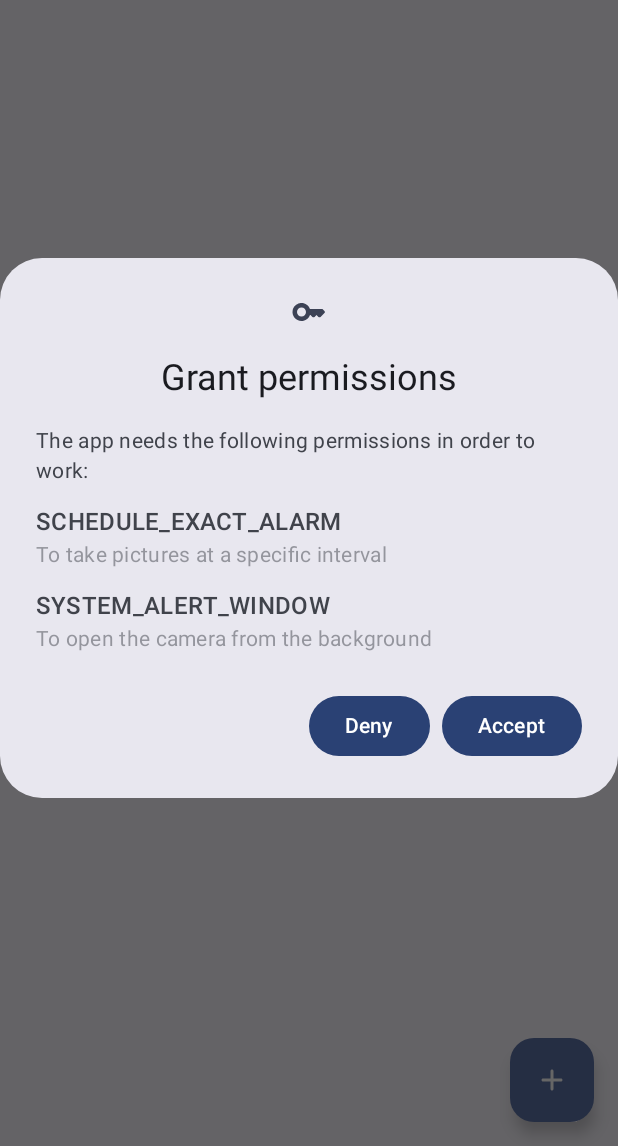
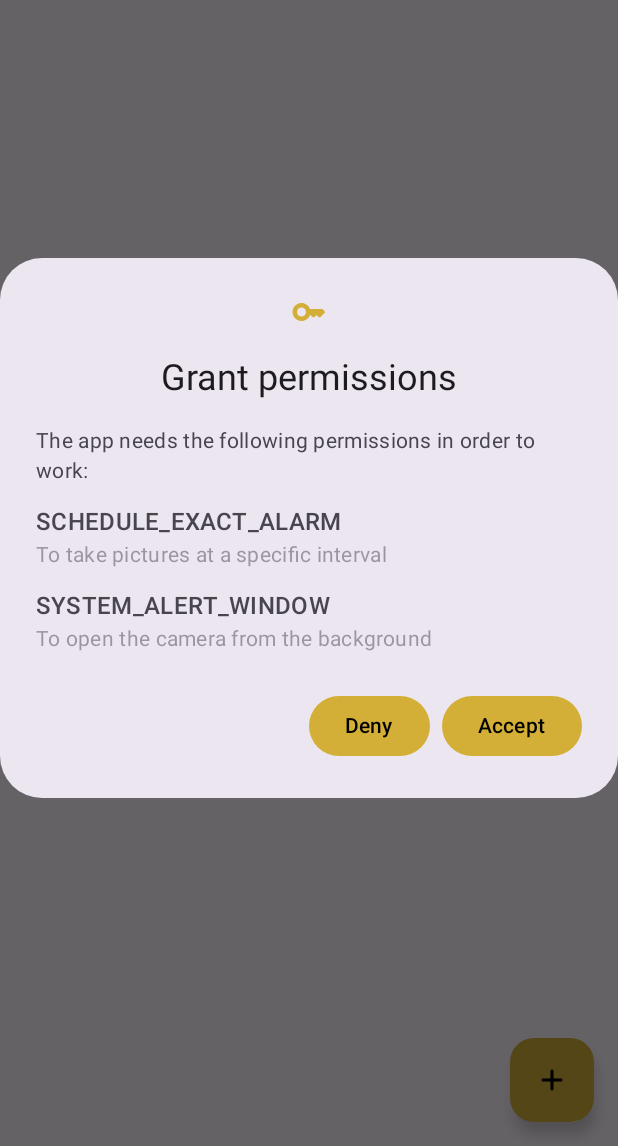
Before and after one commit to nhcodes/Timelapsed, an Android app built with Jetpack Compose: the screen it shows after launch (MainActivity), on a phone screen of 412 x 824 dp, the part 90-1236 px from its top. Run offline under Robolectric (Android 15) with nearby library versions, the phone set to English and light mode, and no system bars; our stand-ins replace accompanist; pictures from the network do not load.

Commit message:
improved theme colors and disabled dynamic colored theme

```diff
--- a/app/src/main/java/codes/nh/timelapsed/MainUi.kt
+++ b/app/src/main/java/codes/nh/timelapsed/MainUi.kt
@@ -1,22 +1,28 @@
 package codes.nh.timelapsed
 
+import androidx.compose.foundation.background
 import androidx.compose.foundation.layout.Box
 import androidx.compose.foundation.layout.Column
+import androidx.compose.foundation.layout.ColumnScope
 import androidx.compose.foundation.layout.fillMaxSize
 import androidx.compose.foundation.layout.fillMaxWidth
 import androidx.compose.foundation.layout.padding
 import androidx.compose.material3.ExperimentalMaterial3Api
 import androidx.compose.material3.FloatingActionButton
 import androidx.compose.material3.Icon
+import androidx.compose.material3.LocalContentColor
 import androidx.compose.material3.MaterialTheme
 import androidx.compose.material3.ModalBottomSheet
 import androidx.compose.material3.Surface
 import androidx.compose.material3.Text
+import androidx.compose.material3.contentColorFor
 import androidx.compose.runtime.Composable
+import androidx.compose.runtime.CompositionLocalProvider
 import androidx.compose.runtime.LaunchedEffect
 import androidx.compose.runtime.rememberCoroutineScope
 import androidx.compose.ui.Alignment
 import androidx.compose.ui.Modifier
+import androidx.compose.ui.graphics.Color
 import androidx.compose.ui.res.painterResource
 import androidx.compose.ui.res.stringResource
 import androidx.compose.ui.text.style.TextAlign
@@ -44,10 +50,10 @@ import codes.nh.timelapsed.timelapse.TimelapseViewModel
 import codes.nh.timelapsed.utils.log
 import kotlinx.coroutines.launch
 
+
 @Composable
 fun Main(timelapseViewModel: TimelapseViewModel = viewModel()) {
-    Surface {
-        Column(modifier = Modifier.fillMaxSize()) {
+    Background(modifier = Modifier.fillMaxSize()) {
 
         val coroutineScope = rememberCoroutineScope()
         val screenState = rememberScreenState()
@@ -128,7 +134,6 @@ fun Main(timelapseViewModel: TimelapseViewModel = viewModel()) {
 
         }
 
-        }
     }
 }
 
@@ -263,3 +268,19 @@ private fun BottomSheetScreens(
         }
     }
 }
+
+@Composable
+fun Background(
+    modifier: Modifier = Modifier,
+    color: Color = MaterialTheme.colorScheme.background,
+    content: @Composable ColumnScope.() -> Unit
+) {
+    CompositionLocalProvider(
+        LocalContentColor provides contentColorFor(color),
+    ) {
+        Column(
+            modifier = modifier.background(color),
+            content = content
+        )
+    }
+}
--- a/app/src/main/java/codes/nh/timelapsed/theme/MainTheme.kt
+++ b/app/src/main/java/codes/nh/timelapsed/theme/MainTheme.kt
@@ -11,6 +11,7 @@ import androidx.compose.material3.lightColorScheme
 import androidx.compose.material3.surfaceColorAtElevation
 import androidx.compose.runtime.Composable
 import androidx.compose.runtime.LaunchedEffect
+import androidx.compose.ui.graphics.Color
 import androidx.compose.ui.platform.LocalContext
 import androidx.compose.ui.unit.dp
 import com.google.accompanist.systemuicontroller.rememberSystemUiController
@@ -21,12 +22,73 @@ https://google.github.io/accompanist/systemuicontroller/
 
 //color
 
+val primaryColor = Color(0xFFD4AF37)
+val onPrimaryColor = Color(0xFF000000)
+val missingColor = Color(0xFFFF0000)
+val highlightColor = Color(0xFF00FF00)
+
 private val darkColorScheme = darkColorScheme(
-
+    primary = primaryColor,
+    onPrimary = onPrimaryColor,
+    primaryContainer = primaryColor,
+    onPrimaryContainer = onPrimaryColor,
+    inversePrimary = missingColor,
+    secondary = primaryColor,
+    onSecondary = onPrimaryColor,
+    secondaryContainer = primaryColor,
+    onSecondaryContainer = onPrimaryColor,
+    tertiary = primaryColor,
+    onTertiary = onPrimaryColor,
+    tertiaryContainer = primaryColor,
+    onTertiaryContainer = onPrimaryColor,
+    background = Color(0xFF171717),
+    //onBackground = missingColor,
+    surface = Color(0xFF202124),
+    //onSurface = missingColor,
+    //surfaceVariant = missingColor,
+    //onSurfaceVariant = missingColor,
+    surfaceTint = Color.Transparent,
+    inverseSurface = missingColor,
+    inverseOnSurface = missingColor,
+    error = missingColor,
+    onError = missingColor,
+    errorContainer = missingColor,
+    onErrorContainer = missingColor,
+    //outline = missingColor,
+    //outlineVariant = missingColor,
+    //scrim = missingColor,
 )
 
 private val lightColorScheme = lightColorScheme(
-
+    primary = primaryColor,
+    onPrimary = onPrimaryColor,
+    primaryContainer = primaryColor,
+    onPrimaryContainer = onPrimaryColor,
+    inversePrimary = missingColor,
+    secondary = primaryColor,
+    onSecondary = onPrimaryColor,
+    secondaryContainer = primaryColor,
+    onSecondaryContainer = onPrimaryColor,
+    tertiary = primaryColor,
+    onTertiary = onPrimaryColor,
+    tertiaryContainer = primaryColor,
+    onTertiaryContainer = onPrimaryColor,
+    //background = Color(0xFF171717),
+    //onBackground = missingColor,
+    //surface = Color(0xFF202124),
+    //onSurface = missingColor,
+    //surfaceVariant = missingColor,
+    //onSurfaceVariant = missingColor,
+    surfaceTint = Color.Transparent,
+    inverseSurface = missingColor,
+    inverseOnSurface = missingColor,
+    error = missingColor,
+    onError = missingColor,
+    errorContainer = missingColor,
+    onErrorContainer = missingColor,
+    //outline = missingColor,
+    //outlineVariant = missingColor,
+    //scrim = missingColor,
 )
 
 //typography
@@ -40,7 +102,7 @@ const val SYSTEM_BARS_ELEVATION = 2
 @Composable
 fun MainTheme(
     darkTheme: Boolean = isSystemInDarkTheme(),
-    dynamicColor: Boolean = true,
+    dynamicColor: Boolean = false,
     content: @Composable () -> Unit
 ) {
 
```
Lines whose indentation alone changed are shown as unchanged.
